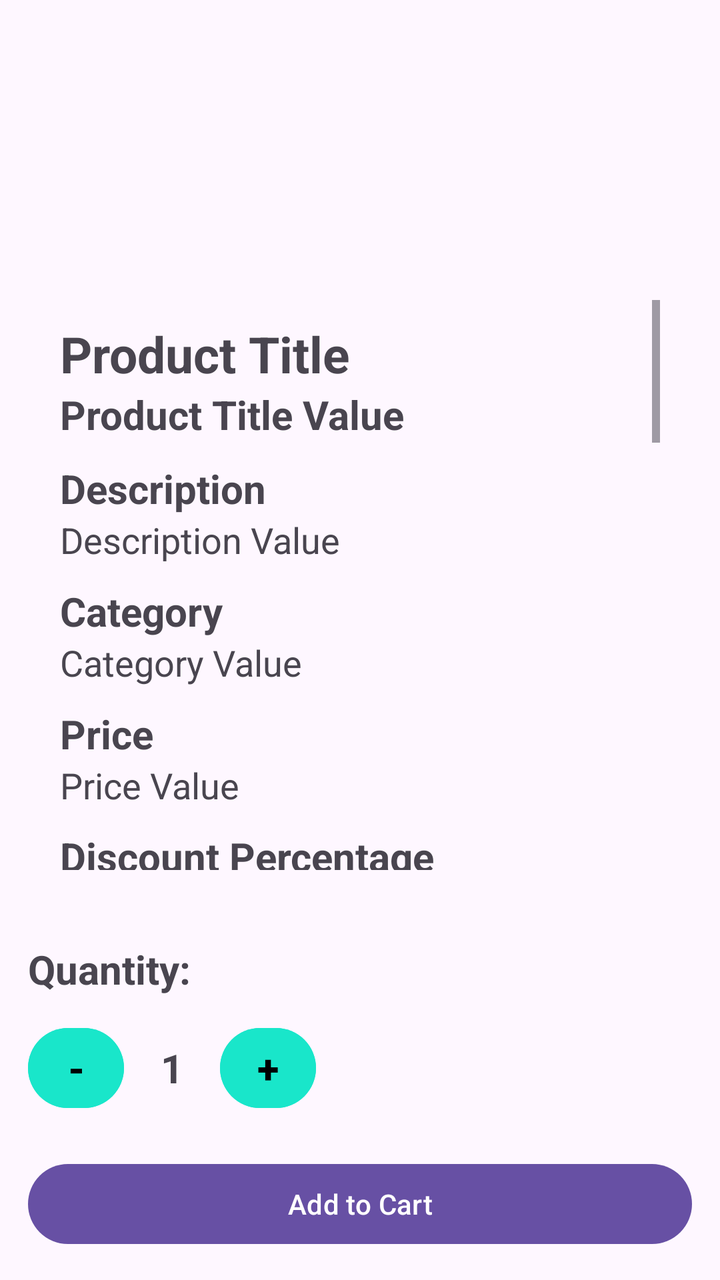
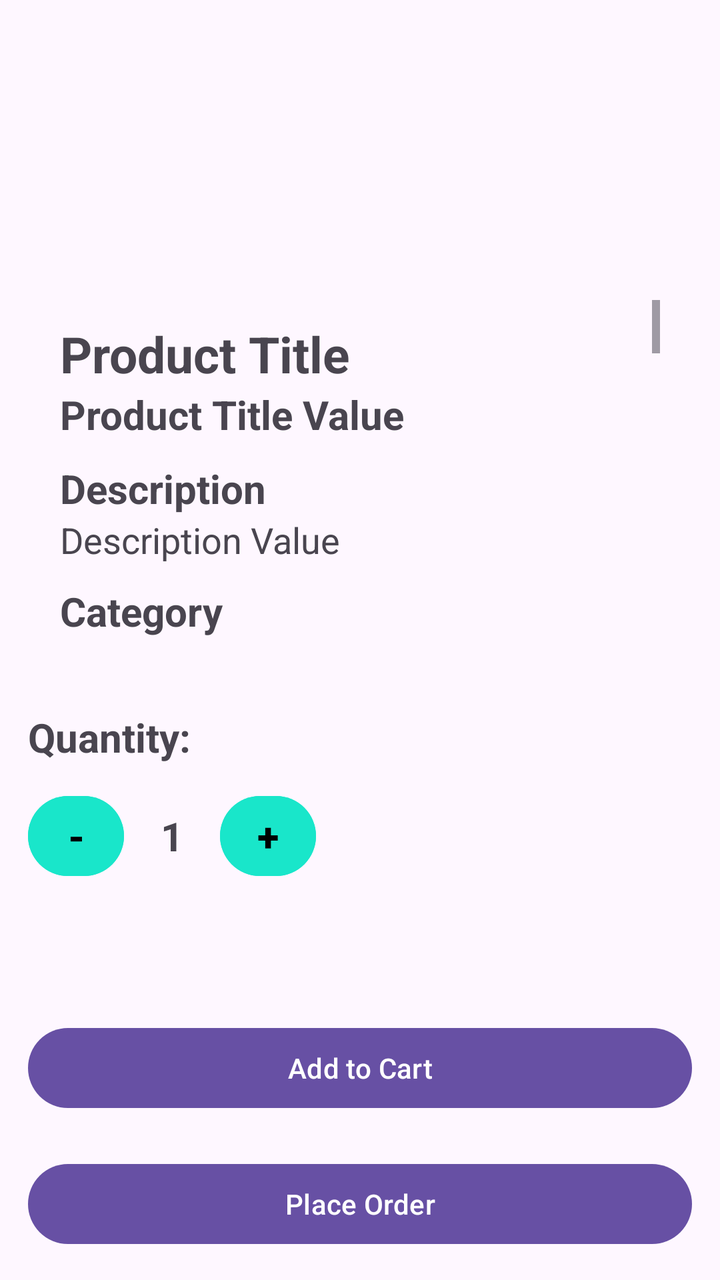

Before-and-after screenshots of an Android layout around one commit, followed by the original layout XML and the change that was made.
<!-- AndroidManifest.xml: application theme Theme.ShopNova -->
<!-- res/layout/product_details.xml -->
<?xml version="1.0" encoding="utf-8"?>
<androidx.constraintlayout.widget.ConstraintLayout xmlns:android="http://schemas.android.com/apk/res/android"
    xmlns:app="http://schemas.android.com/apk/res-auto"
    xmlns:tools="http://schemas.android.com/tools"
    android:layout_width="match_parent"
    android:layout_height="match_parent"
    android:padding="14dp">

    <ImageView
        android:id="@+id/imgThumbnail"
        android:layout_width="wrap_content"
        android:layout_height="120dp"
        android:text="Thumbnail"
        app:layout_constraintEnd_toEndOf="parent"
        app:layout_constraintStart_toStartOf="parent"
        tools:ignore="MissingConstraints" />

    <ScrollView
        android:id="@+id/scrollView"
        android:layout_width="0dp"
        android:layout_height="0dp"
        android:fillViewport="true"
        android:padding="16dp"
        app:layout_constraintBottom_toTopOf="@id/tvQuantityLabel"
        app:layout_constraintEnd_toEndOf="parent"
        app:layout_constraintHorizontal_bias="1.0"
        app:layout_constraintStart_toStartOf="parent"
        app:layout_constraintTop_toBottomOf="@id/imgThumbnail">

        <LinearLayout
            android:id="@+id/ll_scrollview"
            android:layout_width="match_parent"
            android:layout_height="wrap_content"
            android:orientation="vertical">

            <TextView
                android:id="@+id/lblProductTitle"
                android:layout_width="wrap_content"
                android:layout_height="wrap_content"
                android:layout_marginTop="10dp"
                android:text="Product Title"
                android:textSize="25sp"
                android:textStyle="bold"
                app:layout_constraintEnd_toEndOf="parent"
                app:layout_constraintStart_toStartOf="parent"
                app:layout_constraintTop_toTopOf="parent" />

            <TextView
                android:id="@+id/tvProductTitle"
                android:layout_width="wrap_content"
                android:layout_height="wrap_content"
                android:text="Product Title Value"
                android:textSize="20sp"
                android:textStyle="bold"
                app:layout_constraintEnd_toEndOf="parent"
                app:layout_constraintStart_toStartOf="parent"
                app:layout_constraintTop_toBottomOf="@id/lblProductTitle"
                app:layout_constraintTop_toTopOf="parent" />

            />

            <TextView
                android:id="@+id/lblDescription"
                android:layout_width="wrap_content"
                android:layout_height="wrap_content"
                android:text="Description"
                android:textSize="20sp"
                android:layout_marginTop="10dp"

                android:textStyle="bold"
                app:layout_constraintEnd_toEndOf="parent"
                app:layout_constraintStart_toStartOf="parent"
                app:layout_constraintTop_toBottomOf="@id/tvProductTitle" />

            <TextView
                android:id="@+id/tvDescription"
                android:layout_width="wrap_content"
                android:layout_height="wrap_content"
                android:text="Description Value"
                android:textSize="18sp"
                app:layout_constraintEnd_toEndOf="parent"
                app:layout_constraintStart_toStartOf="parent"
                app:layout_constraintTop_toBottomOf="@id/lblDescription" />


            <TextView
                android:id="@+id/lbltvCategory"
                android:layout_width="wrap_content"
                android:layout_height="wrap_content"
                android:text="Category"
                android:textSize="20sp"
                android:textStyle="bold"
                android:layout_marginTop="10dp"

                app:layout_constraintEnd_toEndOf="parent"
                app:layout_constraintStart_toStartOf="parent"
                app:layout_constraintTop_toBottomOf="@id/tvDescription" />

            <TextView
                android:id="@+id/tvCategory"
                android:layout_width="wrap_content"
                android:layout_height="wrap_content"
                android:text="Category Value"
                android:textSize="18sp"
                app:layout_constraintEnd_toEndOf="parent"
                app:layout_constraintStart_toStartOf="parent"
                app:layout_constraintTop_toBottomOf="@id/lbltvCategory" />

            

            <TextView
                android:id="@+id/lblPrice"
                android:layout_width="wrap_content"
                android:layout_height="wrap_content"
                android:text="Price"
                android:textSize="20sp"
                android:textStyle="bold"
                android:layout_marginTop="10dp"

                app:layout_constraintEnd_toEndOf="parent"
                app:layout_constraintStart_toStartOf="parent"
                app:layout_constraintTop_toBottomOf="@id/tvCategory" />

            <TextView
                android:id="@+id/tvPrice"
                android:layout_width="wrap_content"
                android:layout_height="wrap_content"
                android:text="Price Value"
                android:textSize="18sp"
                app:layout_constraintEnd_toEndOf="parent"
                app:layout_constraintStart_toStartOf="parent"
                app:layout_constraintTop_toBottomOf="@id/lblPrice" />

            <TextView
                android:id="@+id/lblDiscountPercentage"
                android:layout_width="wrap_content"
                android:layout_height="wrap_content"
                android:text="Discount Percentage"
                android:textSize="20sp"
                android:textStyle="bold"
                android:layout_marginTop="10dp"

                app:layout_constraintEnd_toEndOf="parent"
                app:layout_constraintStart_toStartOf="parent"
                app:layout_constraintTop_toBottomOf="@id/tvPrice" />

            <TextView
                android:id="@+id/tvDiscountPercentage"
                android:layout_width="wrap_content"
                android:layout_height="wrap_content"
                android:text="Discount Percentage Value"
                android:textSize="18sp"
                app:layout_constraintEnd_toEndOf="parent"
                app:layout_constraintStart_toStartOf="parent"
                app:layout_constraintTop_toBottomOf="@id/lblDiscountPercentage" />

            <TextView
                android:id="@+id/lblRating"
                android:layout_width="wrap_content"
                android:layout_height="wrap_content"
                android:text="Rating"
                android:textSize="20sp"
                android:textStyle="bold"
                android:layout_marginTop="10dp"

                app:layout_constraintEnd_toEndOf="parent"
                app:layout_constraintStart_toStartOf="parent"
                app:layout_constraintTop_toBottomOf="@id/tvDiscountPercentage" />

            <TextView
                android:id="@+id/tvRating"
                android:layout_width="wrap_content"
                android:layout_height="wrap_content"
                android:text="Rating Value"
                android:textSize="18sp"
                app:layout_constraintEnd_toEndOf="parent"
                app:layout_constraintStart_toStartOf="parent"
                app:layout_constraintTop_toBottomOf="@id/lblRating" />

            <TextView
                android:id="@+id/lblStock"
                android:layout_width="wrap_content"
                android:layout_height="wrap_content"
                android:text="Stock"
                android:textSize="20sp"
                android:layout_marginTop="10dp"

                app:layout_constraintEnd_toEndOf="parent"
                app:layout_constraintStart_toStartOf="parent"
                app:layout_constraintTop_toBottomOf="@id/tvRating" />

            <TextView
                android:id="@+id/tvStock"
                android:layout_width="wrap_content"
                android:layout_height="wrap_content"
                android:text="Stock Value"
                android:textSize="18sp"
                android:textStyle="bold"
                app:layout_constraintEnd_toEndOf="parent"
                app:layout_constraintStart_toStartOf="parent"
                app:layout_constraintTop_toBottomOf="@id/lblStock" />

            <TextView
                android:id="@+id/lblTags"
                android:layout_width="wrap_content"
                android:layout_height="wrap_content"
                android:text="Tags"
                android:textSize="20sp"
                android:layout_marginTop="10dp"

                app:layout_constraintEnd_toEndOf="parent"
                app:layout_constraintStart_toStartOf="parent"
                app:layout_constraintTop_toBottomOf="@id/tvStock" />

            <TextView
                android:id="@+id/tvTags"
                android:layout_width="wrap_content"
                android:layout_height="wrap_content"
                android:text="Tags Value"
                android:textSize="18sp"
                app:layout_constraintEnd_toEndOf="parent"
                app:layout_constraintStart_toStartOf="parent"
                app:layout_constraintTop_toBottomOf="@id/lblTags" />

            <TextView
                android:id="@+id/lblBrand"
                android:layout_width="wrap_content"
                android:layout_height="wrap_content"
                android:text="Brand"
                android:textSize="20sp"
                android:textStyle="bold"
                android:layout_marginTop="10dp"

                app:layout_constraintEnd_toEndOf="parent"
                app:layout_constraintStart_toStartOf="parent"
                app:layout_constraintTop_toBottomOf="@id/tvTags" />

            <TextView
                android:id="@+id/tvBrand"
                android:layout_width="wrap_content"
                android:layout_height="wrap_content"
                android:text="Brand Value"
                android:textSize="18sp"
                app:layout_constraintEnd_toEndOf="parent"
                app:layout_constraintStart_toStartOf="parent"
                app:layout_constraintTop_toBottomOf="@id/lblBrand" />


            <TextView
                android:id="@+id/lblSku"
                android:layout_width="wrap_content"
                android:layout_height="wrap_content"
                android:text="Sku"
                android:textSize="20sp"
                android:layout_marginTop="10dp"

                android:textStyle="bold"
                app:layout_constraintEnd_toEndOf="parent"
                app:layout_constraintStart_toStartOf="parent"
                app:layout_constraintTop_toBottomOf="@id/tvBrand" />

            <TextView
                android:id="@+id/tvSku"
                android:layout_width="wrap_content"
                android:layout_height="wrap_content"
                android:text="Sku Value"
                android:textSize="20sp"
                app:layout_constraintEnd_toEndOf="parent"
                app:layout_constraintStart_toStartOf="parent"
                app:layout_constraintTop_toBottomOf="@id/lblSku" />

            <TextView
                android:id="@+id/lblWeight"
                android:layout_width="wrap_content"
                android:layout_height="wrap_content"
                android:text="Weight"
                android:textSize="20sp"
                android:textStyle="bold"
                android:layout_marginTop="10dp"

                app:layout_constraintEnd_toEndOf="parent"
                app:layout_constraintStart_toStartOf="parent"
                app:layout_constraintTop_toBottomOf="@id/tvSku" />

            <TextView
                android:id="@+id/tvWeight"
                android:layout_width="wrap_content"
                android:layout_height="wrap_content"
                android:text="Weight Value"
                android:textSize="18sp"
                app:layout_constraintEnd_toEndOf="parent"
                app:layout_constraintStart_toStartOf="parent"
                app:layout_constraintTop_toBottomOf="@id/lblWeight" />

            <TextView
                android:id="@+id/lblDimensionList"
                android:layout_width="wrap_content"
                android:layout_height="wrap_content"
                android:text="Dimension List"
                android:textSize="20sp"
                android:textStyle="bold"
                android:layout_marginTop="10dp"

                app:layout_constraintEnd_toEndOf="parent"
                app:layout_constraintStart_toStartOf="parent"
                app:layout_constraintTop_toBottomOf="@id/tvWeight" />

            <TextView
                android:id="@+id/tvDimensionList"
                android:layout_width="wrap_content"
                android:layout_height="wrap_content"
                android:text="Dimension List Value"
                android:textSize="18sp"
                app:layout_constraintEnd_toEndOf="parent"
                app:layout_constraintStart_toStartOf="parent"
                app:layout_constraintTop_toBottomOf="@id/lblDimensionList" />

            <TextView
                android:id="@+id/lblWarrantyInformation"
                android:layout_width="wrap_content"
                android:layout_height="wrap_content"
                android:text="Warranty Information"
                android:textSize="20sp"
                android:textStyle="bold"
                android:layout_marginTop="10dp"

                app:layout_constraintEnd_toEndOf="parent"
                app:layout_constraintStart_toStartOf="parent"
                app:layout_constraintTop_toBottomOf="@id/tvDimensionList" />

            <TextView
                android:id="@+id/tvWarrantyInformation"
                android:layout_width="wrap_content"
                android:layout_height="wrap_content"
                android:text="Warranty Information Value"
                android:textSize="18sp"
                app:layout_constraintEnd_toEndOf="parent"
                app:layout_constraintStart_toStartOf="parent"
                app:layout_constraintTop_toBottomOf="@id/lblWarrantyInformation" />

            <TextView
                android:id="@+id/lblShippingInformation"
                android:layout_width="wrap_content"
                android:layout_height="wrap_content"
                android:text="ShippingInformation"
                android:textSize="20sp"
                android:textStyle="bold"
                android:layout_marginTop="10dp"

                app:layout_constraintEnd_toEndOf="parent"
                app:layout_constraintStart_toStartOf="parent"
                app:layout_constraintTop_toBottomOf="@id/tvWarrantyInformation" />

            <TextView
                android:id="@+id/tvShippingInformation"
                android:layout_width="wrap_content"
                android:layout_height="wrap_content"
                android:text="ShippingInformation Value"
                android:textSize="18sp"
                app:layout_constraintEnd_toEndOf="parent"
                app:layout_constraintStart_toStartOf="parent"
                app:layout_constraintTop_toBottomOf="@id/lblShippingInformation" />

            <TextView
                android:id="@+id/lblAvailabilityStatus"
                android:layout_width="wrap_content"
                android:layout_height="wrap_content"
                android:text="ShippingInformation"
                android:textSize="20sp"
                android:textStyle="bold"
                android:layout_marginTop="10dp"

                app:layout_constraintEnd_toEndOf="parent"
                app:layout_constraintStart_toStartOf="parent"
                app:layout_constraintTop_toBottomOf="@id/tvShippingInformation" />

            <TextView
                android:id="@+id/tvAvailabilityStatus"
                android:layout_width="wrap_content"
                android:layout_height="wrap_content"
                android:text="ShippingInformation Value"
                android:textSize="18sp"
                app:layout_constraintEnd_toEndOf="parent"
                app:layout_constraintStart_toStartOf="parent"
                app:layout_constraintTop_toBottomOf="@id/lblAvailabilityStatus" />

            <TextView
                android:id="@+id/lblReviewsList"
                android:layout_width="wrap_content"
                android:layout_height="wrap_content"
                android:text="Reviews List"
                android:textSize="20sp"
                android:textStyle="bold"
                android:layout_marginTop="10dp"

                app:layout_constraintEnd_toEndOf="parent"
                app:layout_constraintStart_toStartOf="parent"
                app:layout_constraintTop_toBottomOf="@id/tvAvailabilityStatus" />

            <TextView
                android:id="@+id/tvReviewsList"
                android:layout_width="wrap_content"
                android:layout_height="wrap_content"
                android:text="Reviews List Value"
                android:textSize="18sp"
                android:layout_marginTop="10dp"

                app:layout_constraintEnd_toEndOf="parent"
                app:layout_constraintStart_toStartOf="parent"
                app:layout_constraintTop_toBottomOf="@id/lblReviewsList" />

            <TextView
                android:id="@+id/lblReturnPolicy"
                android:layout_width="wrap_content"
                android:layout_height="wrap_content"
                android:text="Return Policy"
                android:textSize="20sp"
                android:layout_marginTop="10dp"

                android:textStyle="bold"
                app:layout_constraintEnd_toEndOf="parent"
                app:layout_constraintStart_toStartOf="parent"
                app:layout_constraintTop_toBottomOf="@id/tvReviewsList" />

            <TextView
                android:id="@+id/tvReturnPolicy"
                android:layout_width="wrap_content"
                android:layout_height="wrap_content"
                android:text="Return Policy Value"
                android:textSize="18sp"
                android:layout_marginTop="10dp"

                app:layout_constraintEnd_toEndOf="parent"
                app:layout_constraintStart_toStartOf="parent"
                app:layout_constraintTop_toBottomOf="@id/lblReturnPolicy" />

            <TextView
                android:id="@+id/lblMinimumOrderQuantity"
                android:layout_width="wrap_content"
                android:layout_height="wrap_content"
                android:text="Minimum Order Quantity"
                android:textSize="20sp"
                android:textStyle="bold"
                app:layout_constraintEnd_toEndOf="parent"
                app:layout_constraintStart_toStartOf="parent"
                app:layout_constraintTop_toBottomOf="@id/tvReturnPolicy" />

            <TextView
                android:id="@+id/tvMinimumOrderQuantity"
                android:layout_width="wrap_content"
                android:layout_height="wrap_content"
                android:text="Minimum Order Quantity Value"
                android:textSize="18sp"
                android:layout_marginTop="10dp"

                app:layout_constraintEnd_toEndOf="parent"
                app:layout_constraintStart_toStartOf="parent"
                app:layout_constraintTop_toBottomOf="@id/lblMinimumOrderQuantity" />

            <TextView
                android:id="@+id/lblMetaList"
                android:layout_width="wrap_content"
                android:layout_height="wrap_content"
                android:text="Meta List"
                android:textSize="20sp"
                android:textStyle="bold"
                app:layout_constraintEnd_toEndOf="parent"
                app:layout_constraintStart_toStartOf="parent"
                app:layout_constraintTop_toBottomOf="@id/tvMinimumOrderQuantity" />

            <TextView
                android:id="@+id/tvMetaList"
                android:layout_width="wrap_content"
                android:layout_height="wrap_content"
                android:text="Meta List Value"
                android:textSize="18sp"
                android:layout_marginTop="10dp"

                app:layout_constraintEnd_toEndOf="parent"
                app:layout_constraintStart_toStartOf="parent"
                app:layout_constraintTop_toBottomOf="@id/lblMetaList" />

            <TextView
                android:id="@+id/lblImages"
                android:layout_width="wrap_content"
                android:layout_height="wrap_content"
                android:text="Images"
                android:textSize="20sp"
                android:textStyle="bold"
                app:layout_constraintEnd_toEndOf="parent"
                app:layout_constraintStart_toStartOf="parent"
                app:layout_constraintTop_toBottomOf="@id/tvMetaList" />

            <TextView
                android:id="@+id/tvImages"
                android:layout_width="wrap_content"
                android:layout_height="wrap_content"
                android:text="Images Value"
                android:textSize="20sp"

                android:textStyle="bold"
                app:layout_constraintEnd_toEndOf="parent"
                app:layout_constraintStart_toStartOf="parent"
                app:layout_constraintTop_toBottomOf="@id/lblImages" />

        </LinearLayout>

    </ScrollView>
    <TextView
        android:id="@+id/tvQuantityLabel"
        android:layout_width="wrap_content"
        android:layout_height="wrap_content"
        android:layout_marginTop="20dp"
        android:text="Quantity:"
        android:textSize="20sp"
        android:textStyle="bold"

        app:layout_constraintStart_toStartOf="parent"
        app:layout_constraintTop_toBottomOf="@id/scrollView" />

    <Button
        android:id="@+id/btnDecrease"
        android:layout_width="48sp"
        android:layout_height="48sp"
        android:layout_marginTop="12sp"
        android:text="-"
        android:textStyle="bold"
        android:textSize="20sp"
        android:textColor="#000000"
        android:backgroundTint="#19E6CA"
        android:minWidth="0dp"
        android:minHeight="0dp"
        android:padding="0dp"
        app:layout_constraintStart_toStartOf="parent"
        app:layout_constraintTop_toBottomOf="@id/tvQuantityLabel" />

    <TextView
        android:id="@+id/tvQuantity"
        android:layout_width="48sp"
        android:layout_height="48sp"
        android:gravity="center"
        android:text="1"
        android:textSize="20sp"
        android:textStyle="bold"
        app:layout_constraintStart_toEndOf="@id/btnDecrease"
        app:layout_constraintTop_toTopOf="@id/btnDecrease"
        app:layout_constraintBottom_toBottomOf="@id/btnDecrease" />

    <Button
        android:id="@+id/btnIncrease"
        android:layout_width="48sp"
        android:layout_height="48sp"
        android:text="+"
        android:textSize="20sp"
        android:textStyle="bold"
        android:textColor="#000000"
        android:backgroundTint="#19E6CA"
        android:minWidth="0dp"
        android:minHeight="0dp"
        android:padding="0dp"
        app:layout_constraintStart_toEndOf="@id/tvQuantity"
        app:layout_constraintTop_toTopOf="@id/btnDecrease"
        app:layout_constraintBottom_toBottomOf="@id/btnDecrease" />

    <Button
        android:id="@+id/btnAddToCart"
        android:layout_width="0dp"
        android:layout_height="wrap_content"
        android:layout_marginTop="20sp"
        android:text="Add to Cart"
        app:layout_constraintTop_toBottomOf="@id/btnDecrease"
        app:layout_constraintStart_toStartOf="parent"
        app:layout_constraintEnd_toEndOf="parent"
        app:layout_constraintBottom_toBottomOf="parent" />
</androidx.constraintlayout.widget.ConstraintLayout>
<!-- resources referenced by this layout -->
<resources>
  <style name="Theme.ShopNova" parent="Base.Theme.ShopNova" />
  <style name="Base.Theme.ShopNova" parent="Theme.Material3.DayNight.NoActionBar">
          
          
      </style>
</resources>

<!-- the commit's change to res/layout/product_details.xml (unified diff, before → after) -->
@@ -184,6 +184,7 @@
                 android:text="Stock"
                 android:textSize="20sp"
                 android:layout_marginTop="10dp"
+                android:textStyle="bold"
 
                 app:layout_constraintEnd_toEndOf="parent"
                 app:layout_constraintStart_toStartOf="parent"
@@ -195,7 +196,6 @@
                 android:layout_height="wrap_content"
                 android:text="Stock Value"
                 android:textSize="18sp"
-                android:textStyle="bold"
                 app:layout_constraintEnd_toEndOf="parent"
                 app:layout_constraintStart_toStartOf="parent"
                 app:layout_constraintTop_toBottomOf="@id/lblStock" />
@@ -207,6 +207,7 @@
                 android:text="Tags"
                 android:textSize="20sp"
                 android:layout_marginTop="10dp"
+                android:textStyle="bold"
 
                 app:layout_constraintEnd_toEndOf="parent"
                 app:layout_constraintStart_toStartOf="parent"
@@ -498,7 +499,6 @@
                 android:text="Images Value"
                 android:textSize="20sp"
 
-                android:textStyle="bold"
                 app:layout_constraintEnd_toEndOf="parent"
                 app:layout_constraintStart_toStartOf="parent"
                 app:layout_constraintTop_toBottomOf="@id/lblImages" />
@@ -566,9 +566,18 @@
         android:id="@+id/btnAddToCart"
         android:layout_width="0dp"
         android:layout_height="wrap_content"
+        android:text="Add to Cart"
+        app:layout_constraintTop_toBottomOf="@id/tvQuantity"
+        app:layout_constraintStart_toStartOf="parent"
+        app:layout_constraintEnd_toEndOf="parent"
+        app:layout_constraintBottom_toBottomOf="parent" />
+    <Button
+        android:id="@+id/btnPlaceOrder"
+        android:layout_width="0dp"
+        android:layout_height="wrap_content"
         android:layout_marginTop="20sp"
-        android:text="Add to Cart"
-        app:layout_constraintTop_toBottomOf="@id/btnDecrease"
+        android:text="Place Order"
+        app:layout_constraintTop_toBottomOf="@id/btnAddToCart"
         app:layout_constraintStart_toStartOf="parent"
         app:layout_constraintEnd_toEndOf="parent"
         app:layout_constraintBottom_toBottomOf="parent" />
